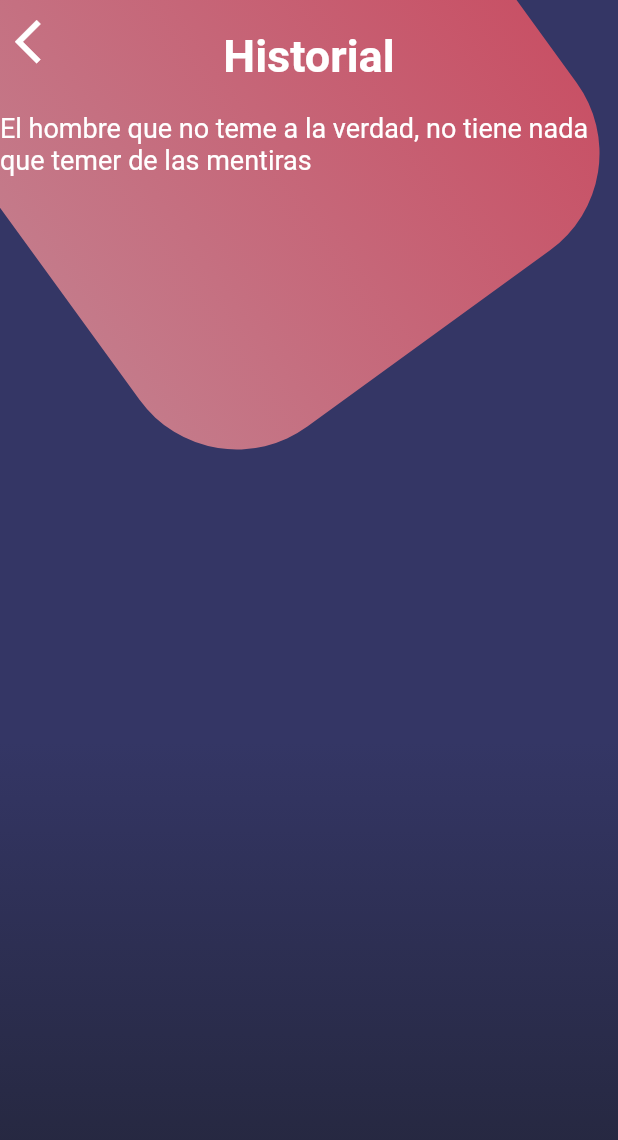
After one commit to GerardoArceo/lie-to-app, a Flutter app: the HistoryPage screen opened directly, on a phone screen of 412 x 824 dp. The commit adds this screen. Shown: the top 1140 px of the screen. Run offline on Flutter 3.47's test engine with Material 2 defaults, Android fonts, the phone set to English and light mode, and no system bars; our stand-ins replace animate_do, bloc, camera, charts_flutter, firebase_auth, firebase_core and 6 more; missing offline and left inert: flutter_sound, flutter_sound_platform_interface; accounts and stored records are empty; network calls fail.

Commit message:
todo bien

```diff
--- /dev/null
+++ b/lib/pages/settings/history_page.dart
@@ -0,0 +1,70 @@
+import 'dart:ui';
+
+import 'package:flutter/material.dart';
+import 'package:lie_to_app_2/providers/cloud_api.dart';
+import 'package:lie_to_app_2/utils/utils.dart';
+
+class HistoryPage extends StatelessWidget {
+  const HistoryPage({Key? key}) : super(key: key);
+
+  @override
+  Widget build(BuildContext context) {
+    return Scaffold(
+      body:Stack(
+        children: <Widget>[
+          background5(),
+          ListView(
+            children: <Widget>[
+              _title(),
+              _lista(),
+            ],
+          ),
+          backButton(context),
+        ],
+      ),
+    );
+  }
+
+  Widget _lista(){
+    return FutureBuilder(
+      future: CloudApiProvider().sendGetRequest({}, 'get_user_diagnosis'),
+      builder: (BuildContext context, AsyncSnapshot snapshot) {
+        if (snapshot.hasData) {
+          List<Widget> list = [];
+          snapshot.data.forEach((element) {
+            var date = element['created_date'].split('T')[0] + ' a las ' + element['created_date'].split('T')[1].split('.')[0];
+            var card = Card(
+              child: ListTile(
+                title: Text("${element['hit_probability']}% de probabilidad"),
+                subtitle: Text("Fecha: $date"),
+                leading: element['final_result'] == 1 ? Text('Verdad') : Text('Mentira'),
+                trailing: element['was_right'] == null ? Icon(Icons.star) : (element['was_right'] == 1 ? Icon(Icons.check_box) : Icon(Icons.error_outline))
+              )
+            );
+            list.add(card);
+          });
+          print('🐯 ${snapshot.data}');
+          return Column(
+            children: list,
+          );
+        } else {
+          return Container();
+        }
+      },
+    );
+  }
+
+  Widget _title() {
+    return SafeArea(
+      child: Column(
+        crossAxisAlignment: CrossAxisAlignment.center,
+        children: const <Widget>[
+          SizedBox(height: 20.0,),
+          Text('Historial', style: TextStyle(color: Colors.white, fontSize: 30.0, fontWeight: FontWeight.bold),),
+          SizedBox(height: 20.0,),
+          Text('El hombre que no teme a la verdad, no tiene nada que temer de las mentiras', style: TextStyle(color: Colors.white, fontSize: 18.0))
+        ],
+      ),
+    );
+  }
+}
--- a/lib/providers/cloud_api.dart
+++ b/lib/providers/cloud_api.dart
@@ -27,7 +27,7 @@ class CloudApiProvider {
 
       File audioFile = File(audioPath);
       var stream = http.ByteStream(Stream.castFrom((audioFile.openRead())));
-      final multipartFile = http.MultipartFile('myFile', stream, audioFile.lengthSync(), filename: basename(audioPath));
+      final multipartFile = http.MultipartFile('audioFile', stream, audioFile.lengthSync(), filename: basename(audioPath));
       request.files.add(multipartFile);
 
       request.fields["mode"] = mode;
@@ -48,7 +48,7 @@ class CloudApiProvider {
     }
   }
 
-  sendPostRequest(Map<String, String>  data, String endpoint) async{
+  Future sendPostRequest(Map<String, String>  data, String endpoint) async{
     final user = FirebaseAuth.instance.currentUser!;
     data['uid'] = user.uid;
 
@@ -68,7 +68,7 @@ class CloudApiProvider {
     }
   }
 
-  sendGetRequest(Map<String, String>  data, String endpoint) async{
+  Future sendGetRequest(Map<String, String>  data, String endpoint) async{
     final user = FirebaseAuth.instance.currentUser!;
     data['uid'] = user.uid;
 
```
Also changed, not shown: lib/pages/diagnosis/diagnosis_page.dart (+0 -25 lines), lib/pages/diagnosis/preview_page.dart (+0 -13 lines), lib/pages/settings/settings_menu.dart (+14 -4 lines), lib/pages/settings/stats_page.dart (added, +70 -0 lines), 1 other file.
